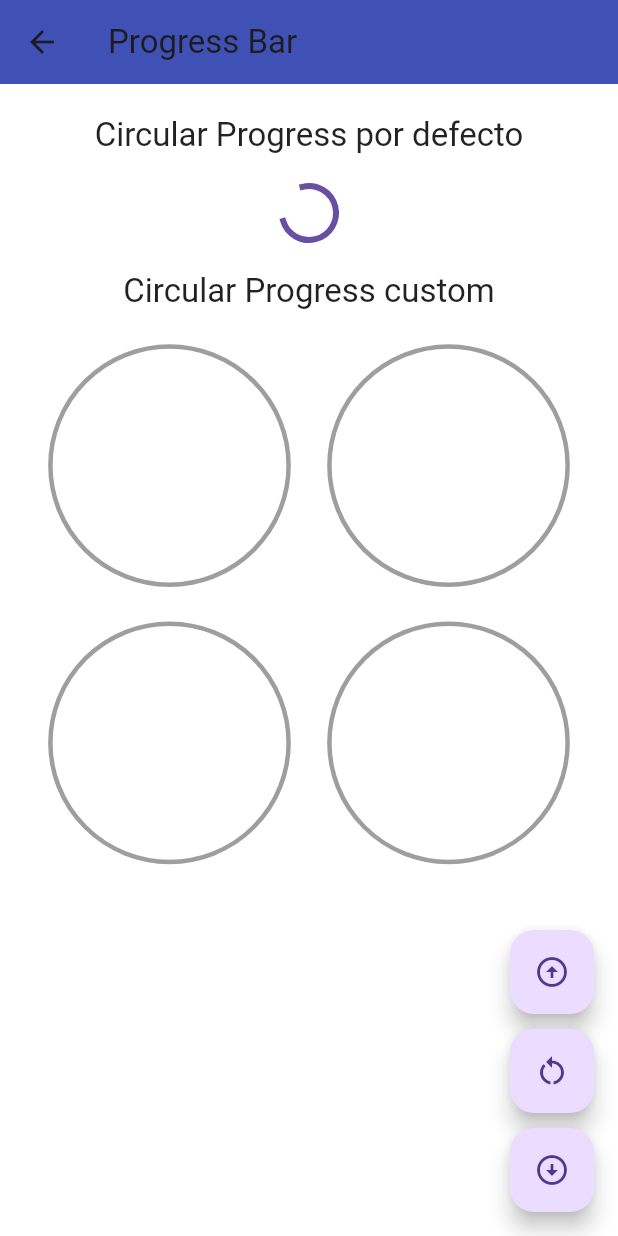
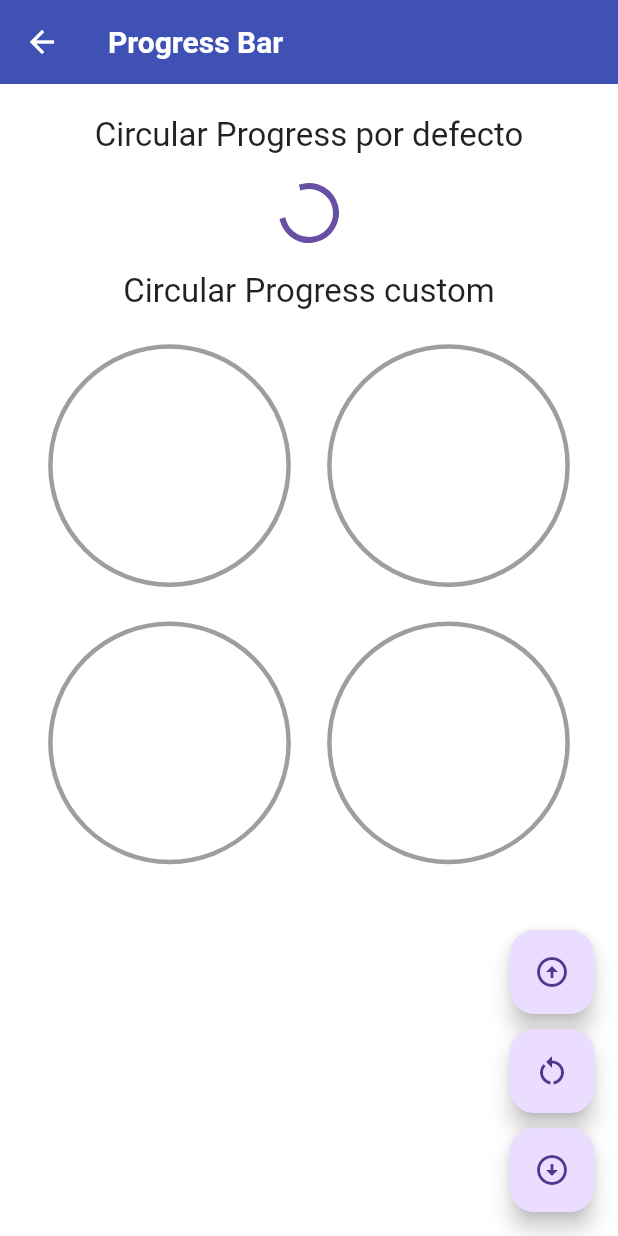
Before and after one commit to JhonEdinson-Shongo/flutter_animations_course, a Flutter app: the CustomProgressPage screen opened directly, on a phone screen of 412 x 824 dp. Run offline on Flutter 3.47's test engine with Material 3 defaults, Android fonts, the phone set to English and light mode, and no system bars; Roboto replaces fonts that are missing (Poppins).

Commit message:
[FEAT] add provider logic and update theme

```diff
--- a/template_app/lib/src/themes/app_theme.dart
+++ b/template_app/lib/src/themes/app_theme.dart
@@ -15,6 +15,12 @@ class AppTheme {
     appBarTheme: const AppBarTheme(
       color: primary,
       elevation: 0,
+      iconTheme: IconThemeData(color: white),
+      titleTextStyle: TextStyle(
+        color: white,
+        fontSize: 20,
+        fontWeight: FontWeight.w600,
+      ),
     ),
     textTheme: ThemeData().textTheme.apply(bodyColor: colorText, fontFamily: 'Poppins', fontSizeFactor: fontSizeFactor),
     scaffoldBackgroundColor: white,
--- a/template_app/pubspec.yaml
+++ b/template_app/pubspec.yaml
@@ -9,6 +9,7 @@ environment:
 dependencies:
   flutter:
     sdk: flutter
+  provider: ^6.1.5
 
 dev_dependencies:
   flutter_test:
```
Also changed, not shown: template_app/lib/main.dart (+14 -4 lines), template_app/lib/models/global_model.dart (added, +12 -0 lines), template_app/pubspec.lock.
